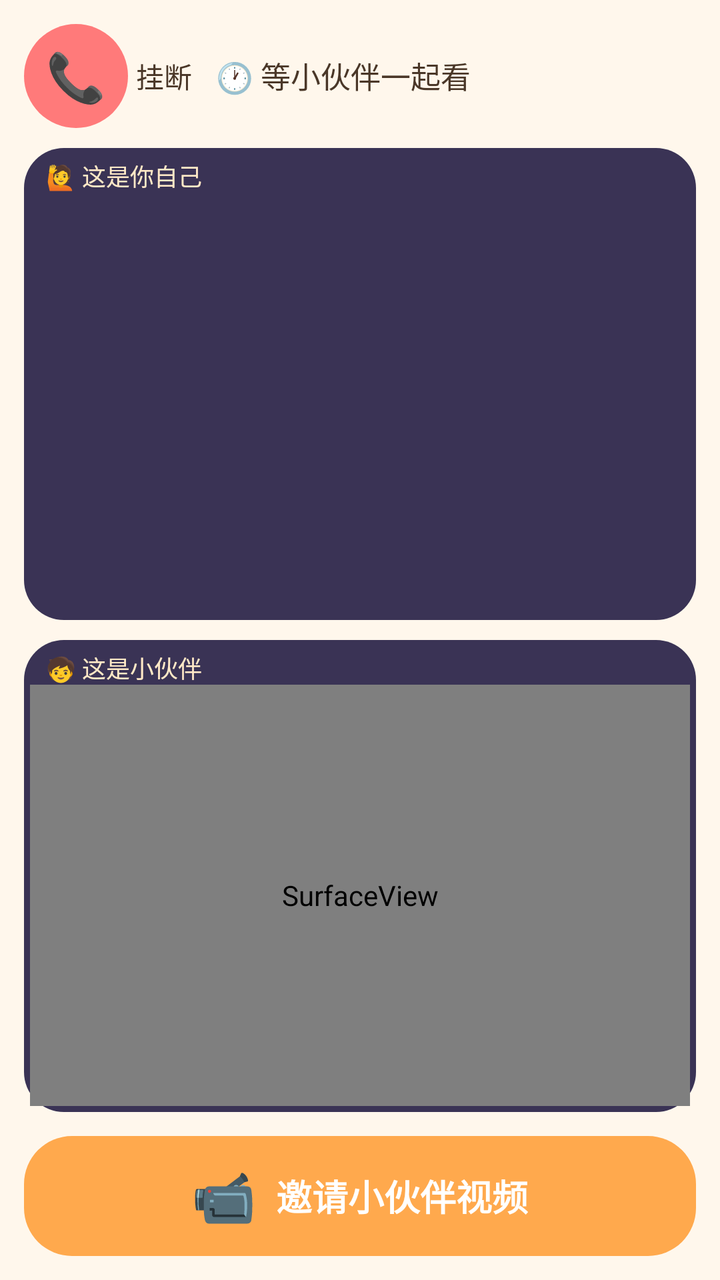
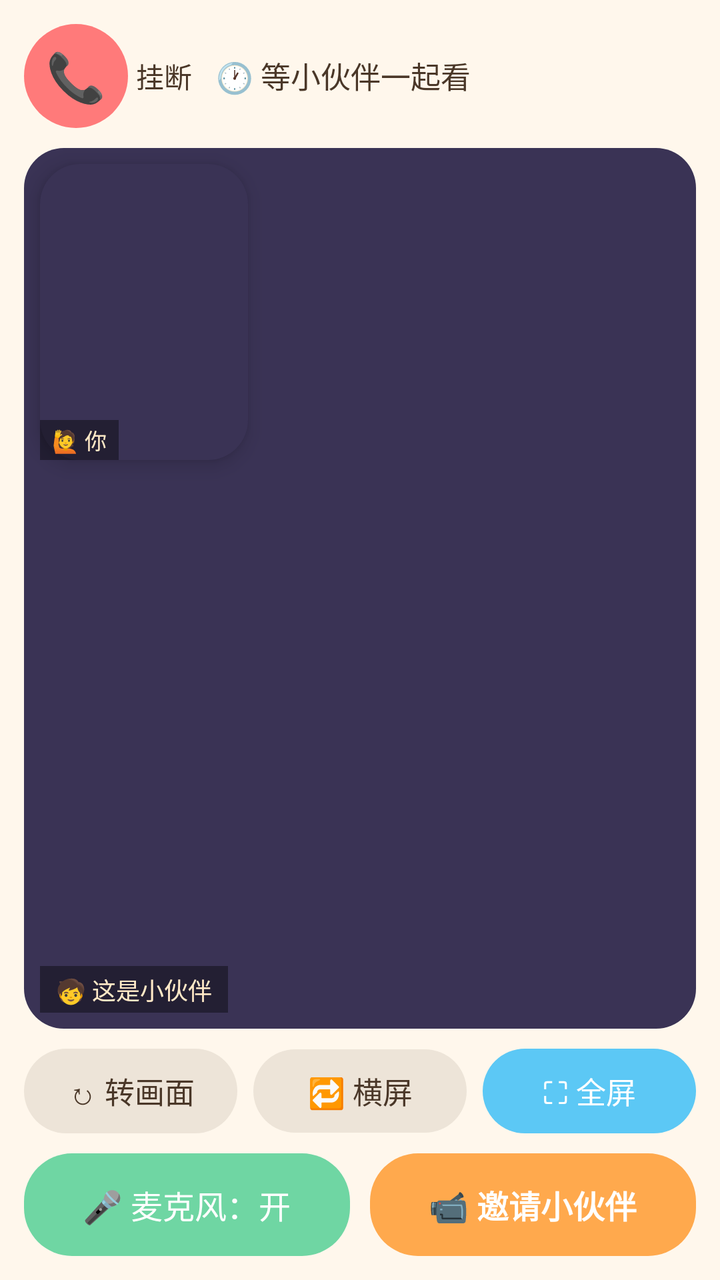

Before-and-after screenshots of an Android layout around one commit, followed by the original layout XML and the change that was made.
<!-- AndroidManifest.xml: application theme Theme.KidsTalk -->
<!-- res/layout/activity_video.xml -->
<?xml version="1.0" encoding="utf-8"?>
<LinearLayout xmlns:android="http://schemas.android.com/apk/res/android"
    android:orientation="vertical"
    android:padding="12dp"
    android:background="@color/kids_bg"
    android:layout_width="match_parent"
    android:layout_height="match_parent">

    <LinearLayout
        android:orientation="horizontal"
        android:gravity="center_vertical"
        android:layout_width="match_parent"
        android:layout_height="wrap_content">

        <FrameLayout
            android:id="@+id/btnVideoBack"
            android:clickable="true"
            android:focusable="true"
            android:foreground="@drawable/ripple_light"
            android:background="@drawable/shape_circle_red"
            android:layout_width="52dp"
            android:layout_height="52dp">

            <TextView
                android:text="📞"
                android:textSize="24sp"
                android:layout_gravity="center"
                android:layout_width="wrap_content"
                android:layout_height="wrap_content" />
        </FrameLayout>

        <TextView
            android:text="挂断"
            android:textSize="14sp"
            android:textColor="@color/kids_text"
            android:layout_marginStart="4dp"
            android:layout_width="wrap_content"
            android:layout_height="wrap_content" />

        <TextView
            android:id="@+id/tvVideoStatus"
            android:text="🕐 等小伙伴一起看"
            android:textSize="15sp"
            android:textColor="@color/kids_text"
            android:layout_marginStart="12dp"
            android:layout_width="match_parent"
            android:layout_height="wrap_content" />
    </LinearLayout>

    <FrameLayout
        android:layout_width="match_parent"
        android:layout_height="0dp"
        android:layout_weight="1"
        android:layout_marginTop="10dp"
        android:background="@drawable/shape_screen">

        <LinearLayout
            android:orientation="vertical"
            android:padding="3dp"
            android:layout_width="match_parent"
            android:layout_height="match_parent">

            <TextView
                android:text="🙋 这是你自己"
                android:textSize="12sp"
                android:textColor="#FFE9C7"
                android:layout_marginStart="8dp"
                android:layout_marginTop="2dp"
                android:layout_width="wrap_content"
                android:layout_height="wrap_content" />

            <TextureView
                android:id="@+id/localPreview"
                android:layout_width="match_parent"
                android:layout_height="match_parent" />
        </LinearLayout>
    </FrameLayout>

    <FrameLayout
        android:layout_width="match_parent"
        android:layout_height="0dp"
        android:layout_weight="1"
        android:layout_marginTop="10dp"
        android:background="@drawable/shape_screen">

        <LinearLayout
            android:orientation="vertical"
            android:padding="3dp"
            android:layout_width="match_parent"
            android:layout_height="match_parent">

            <TextView
                android:text="🧒 这是小伙伴"
                android:textSize="12sp"
                android:textColor="#FFE9C7"
                android:layout_marginStart="8dp"
                android:layout_marginTop="2dp"
                android:layout_width="wrap_content"
                android:layout_height="wrap_content" />

            <SurfaceView
                android:id="@+id/remoteView"
                android:layout_width="match_parent"
                android:layout_height="match_parent" />
        </LinearLayout>
    </FrameLayout>

    <FrameLayout
        android:id="@+id/btnInvite"
        android:clickable="true"
        android:focusable="true"
        android:foreground="@drawable/ripple_light"
        android:background="@drawable/shape_pill_orange"
        android:layout_marginTop="12dp"
        android:layout_width="match_parent"
        android:layout_height="60dp">

        <LinearLayout
            android:orientation="horizontal"
            android:gravity="center"
            android:layout_width="match_parent"
            android:layout_height="match_parent">

            <TextView
                android:text="📹"
                android:textSize="26sp"
                android:layout_width="wrap_content"
                android:layout_height="wrap_content" />

            <TextView
                android:text="邀请小伙伴视频"
                android:textSize="18sp"
                android:textStyle="bold"
                android:textColor="#FFFFFF"
                android:layout_marginStart="10dp"
                android:layout_width="wrap_content"
                android:layout_height="wrap_content" />
        </LinearLayout>
    </FrameLayout>
</LinearLayout>
<!-- resources referenced by this layout -->
<resources>
  <color name="kids_bg">#FFF7EC</color>
  <color name="kids_text">#4A3728</color>
  <!-- drawable ripple_light (drawable) -->
  <?xml version="1.0" encoding="utf-8"?>
  <ripple xmlns:android="http://schemas.android.com/apk/res/android"
      android:color="#59FFFFFF" />
  <!-- drawable shape_circle_red (drawable) -->
  <?xml version="1.0" encoding="utf-8"?>
  <shape xmlns:android="http://schemas.android.com/apk/res/android" android:shape="oval">
      <solid android:color="#FF7A7A" />
  </shape>
  <!-- drawable shape_pill_orange (drawable) -->
  <?xml version="1.0" encoding="utf-8"?>
  <shape xmlns:android="http://schemas.android.com/apk/res/android" android:shape="rectangle">
      <solid android:color="#FFA94D" />
      <corners android:radius="24dp" />
  </shape>
  <!-- drawable shape_screen (drawable) -->
  <?xml version="1.0" encoding="utf-8"?>
  <shape xmlns:android="http://schemas.android.com/apk/res/android" android:shape="rectangle">
      <solid android:color="#3A3355" />
      <corners android:radius="20dp" />
  </shape>
  <style name="Theme.KidsTalk" parent="Theme.Material3.Light.NoActionBar">
          <item name="colorPrimary">@color/c_pink</item>
          <item name="colorPrimaryDark">@color/c_orange_dark</item>
          <item name="colorAccent">@color/c_orange</item>
          <item name="android:colorBackground">@color/kids_bg</item>
          <item name="android:windowBackground">@color/kids_bg</item>
          <item name="android:textColorPrimary">@color/kids_text</item>
          <item name="android:textColorSecondary">@color/kids_text_sub</item>
          <item name="android:statusBarColor">@color/kids_cream</item>
          <item name="android:windowLightStatusBar">true</item>
      </style>
  <color name="c_pink">#FF8FB1</color>
  <color name="c_orange_dark">#F08A24</color>
  <color name="c_orange">#FFA94D</color>
  <color name="kids_text_sub">#9A8874</color>
  <color name="kids_cream">#FFF0D2</color>
</resources>

<!-- the commit's change to res/layout/activity_video.xml (unified diff, before → after) -->
@@ -1,140 +1,208 @@
 <?xml version="1.0" encoding="utf-8"?>
-<LinearLayout xmlns:android="http://schemas.android.com/apk/res/android"
-    android:orientation="vertical"
-    android:padding="12dp"
-    android:background="@color/kids_bg"
+<FrameLayout xmlns:android="http://schemas.android.com/apk/res/android"
+    android:id="@+id/videoRoot"
     android:layout_width="match_parent"
-    android:layout_height="match_parent">
+    android:layout_height="match_parent"
+    android:background="#000000">
 
     <LinearLayout
-        android:orientation="horizontal"
-        android:gravity="center_vertical"
+        android:id="@+id/videoContent"
+        android:orientation="vertical"
+        android:padding="12dp"
+        android:background="@color/kids_bg"
         android:layout_width="match_parent"
-        android:layout_height="wrap_content">
-
+        android:layout_height="match_parent">
+
+        <LinearLayout
+            android:id="@+id/videoTopBar"
+            android:orientation="horizontal"
+            android:gravity="center_vertical"
+            android:layout_width="match_parent"
+            android:layout_height="wrap_content">
+
+            <FrameLayout
+                android:id="@+id/btnVideoBack"
+                android:clickable="true"
+                android:focusable="true"
+                android:foreground="@drawable/ripple_light"
+                android:background="@drawable/shape_circle_red"
+                android:layout_width="52dp"
+                android:layout_height="52dp">
+
+                <TextView
+                    android:text="📞"
+                    android:textSize="24sp"
+                    android:layout_gravity="center"
+                    android:layout_width="wrap_content"
+                    android:layout_height="wrap_content" />
+            </FrameLayout>
+
+            <TextView
+                android:text="挂断"
+                android:textSize="14sp"
+                android:textColor="@color/kids_text"
+                android:layout_marginStart="4dp"
+                android:layout_width="wrap_content"
+                android:layout_height="wrap_content" />
+
+            <TextView
+                android:id="@+id/tvVideoStatus"
+                android:text="🕐 等小伙伴一起看"
+                android:textSize="15sp"
+                android:textColor="@color/kids_text"
+                android:layout_marginStart="12dp"
+                android:layout_width="match_parent"
+                android:layout_height="wrap_content" />
+        </LinearLayout>
+
+        
         <FrameLayout
-            android:id="@+id/btnVideoBack"
-            android:clickable="true"
-            android:focusable="true"
-            android:foreground="@drawable/ripple_light"
-            android:background="@drawable/shape_circle_red"
-            android:layout_width="52dp"
-            android:layout_height="52dp">
-
-            <TextView
-                android:text="📞"
-                android:textSize="24sp"
-                android:layout_gravity="center"
-                android:layout_width="wrap_content"
-                android:layout_height="wrap_content" />
-        </FrameLayout>
-
-        <TextView
-            android:text="挂断"
-            android:textSize="14sp"
-            android:textColor="@color/kids_text"
-            android:layout_marginStart="4dp"
-            android:layout_width="wrap_content"
-            android:layout_height="wrap_content" />
-
-        <TextView
-            android:id="@+id/tvVideoStatus"
-            android:text="🕐 等小伙伴一起看"
-            android:textSize="15sp"
-            android:textColor="@color/kids_text"
-            android:layout_marginStart="12dp"
-            android:layout_width="match_parent"
-            android:layout_height="wrap_content" />
-    </LinearLayout>
-
-    <FrameLayout
-        android:layout_width="match_parent"
-        android:layout_height="0dp"
-        android:layout_weight="1"
-        android:layout_marginTop="10dp"
-        android:background="@drawable/shape_screen">
-
-        <LinearLayout
-            android:orientation="vertical"
-            android:padding="3dp"
-            android:layout_width="match_parent"
-            android:layout_height="match_parent">
-
-            <TextView
-                android:text="🙋 这是你自己"
-                android:textSize="12sp"
-                android:textColor="#FFE9C7"
-                android:layout_marginStart="8dp"
-                android:layout_marginTop="2dp"
-                android:layout_width="wrap_content"
-                android:layout_height="wrap_content" />
+            android:id="@+id/videoStage"
+            android:layout_width="match_parent"
+            android:layout_height="0dp"
+            android:layout_weight="1"
+            android:layout_marginTop="10dp"
+            android:background="@drawable/shape_screen">
 
             <TextureView
-                android:id="@+id/localPreview"
+                android:id="@+id/remoteView"
                 android:layout_width="match_parent"
-                android:layout_height="match_parent" />
-        </LinearLayout>
-    </FrameLayout>
-
-    <FrameLayout
-        android:layout_width="match_parent"
-        android:layout_height="0dp"
-        android:layout_weight="1"
-        android:layout_marginTop="10dp"
-        android:background="@drawable/shape_screen">
-
-        <LinearLayout
-            android:orientation="vertical"
-            android:padding="3dp"
-            android:layout_width="match_parent"
-            android:layout_height="match_parent">
-
-            <TextView
+                android:layout_height="match_parent"
+                android:layout_gravity="center" />
+
+            <TextView
+                android:id="@+id/tvRemoteTag"
                 android:text="🧒 这是小伙伴"
                 android:textSize="12sp"
                 android:textColor="#FFE9C7"
-                android:layout_marginStart="8dp"
-                android:layout_marginTop="2dp"
+                android:background="#66000000"
+                android:paddingHorizontal="8dp"
+                android:paddingVertical="3dp"
+                android:layout_gravity="bottom|start"
+                android:layout_margin="8dp"
                 android:layout_width="wrap_content"
                 android:layout_height="wrap_content" />
 
-            <SurfaceView
-                android:id="@+id/remoteView"
-                android:layout_width="match_parent"
-                android:layout_height="match_parent" />
-        </LinearLayout>
-    </FrameLayout>
-
-    <FrameLayout
-        android:id="@+id/btnInvite"
-        android:clickable="true"
-        android:focusable="true"
-        android:foreground="@drawable/ripple_light"
-        android:background="@drawable/shape_pill_orange"
-        android:layout_marginTop="12dp"
-        android:layout_width="match_parent"
-        android:layout_height="60dp">
-
+            <FrameLayout
+                android:id="@+id/localCard"
+                android:layout_width="104dp"
+                android:layout_height="148dp"
+                android:layout_gravity="top|start"
+                android:layout_margin="8dp"
+                android:background="@drawable/shape_screen"
+                android:elevation="6dp">
+
+                <TextureView
+                    android:id="@+id/localPreview"
+                    android:layout_width="match_parent"
+                    android:layout_height="match_parent"
+                    android:layout_gravity="center" />
+
+                <TextView
+                    android:text="🙋 你"
+                    android:textSize="11sp"
+                    android:textColor="#FFE9C7"
+                    android:background="#66000000"
+                    android:paddingHorizontal="6dp"
+                    android:paddingVertical="2dp"
+                    android:layout_gravity="bottom|start"
+                    android:layout_width="wrap_content"
+                    android:layout_height="wrap_content" />
+            </FrameLayout>
+        </FrameLayout>
+
+        
         <LinearLayout
+            android:id="@+id/videoToolBar"
             android:orientation="horizontal"
             android:gravity="center"
-            android:layout_width="match_parent"
-            android:layout_height="match_parent">
-
-            <TextView
-                android:text="📹"
-                android:textSize="26sp"
-                android:layout_width="wrap_content"
-                android:layout_height="wrap_content" />
-
-            <TextView
-                android:text="邀请小伙伴视频"
-                android:textSize="18sp"
+            android:layout_marginTop="10dp"
+            android:layout_width="match_parent"
+            android:layout_height="wrap_content">
+
+            <TextView
+                android:id="@+id/btnRotate"
+                android:text="↻ 转画面"
+                android:textSize="15sp"
+                android:textColor="@color/kids_text"
+                android:background="@drawable/shape_pill_gray"
+                android:gravity="center"
+                android:clickable="true"
+                android:focusable="true"
+                android:paddingVertical="10dp"
+                android:layout_width="0dp"
+                android:layout_weight="1"
+                android:layout_height="wrap_content" />
+
+            <TextView
+                android:id="@+id/btnOrientation"
+                android:text="🔁 横屏"
+                android:textSize="15sp"
+                android:textColor="@color/kids_text"
+                android:background="@drawable/shape_pill_gray"
+                android:gravity="center"
+                android:clickable="true"
+                android:focusable="true"
+                android:paddingVertical="10dp"
+                android:layout_marginStart="8dp"
+                android:layout_width="0dp"
+                android:layout_weight="1"
+                android:layout_height="wrap_content" />
+
+            <TextView
+                android:id="@+id/btnFullscreen"
+                android:text="⛶ 全屏"
+                android:textSize="15sp"
+                android:textColor="#FFFFFF"
+                android:background="@drawable/shape_pill_blue"
+                android:gravity="center"
+                android:clickable="true"
+                android:focusable="true"
+                android:paddingVertical="10dp"
+                android:layout_marginStart="8dp"
+                android:layout_width="0dp"
+                android:layout_weight="1"
+                android:layout_height="wrap_content" />
+        </LinearLayout>
+
+        
+        <LinearLayout
+            android:id="@+id/videoBottomBar"
+            android:orientation="horizontal"
+            android:gravity="center"
+            android:layout_marginTop="10dp"
+            android:layout_width="match_parent"
+            android:layout_height="wrap_content">
+
+            <TextView
+                android:id="@+id/btnMic"
+                android:text="🎤 麦克风：开"
+                android:textSize="16sp"
+                android:textColor="#FFFFFF"
+                android:background="@drawable/shape_pill_green"
+                android:gravity="center"
+                android:clickable="true"
+                android:focusable="true"
+                android:paddingVertical="14dp"
+                android:layout_width="0dp"
+                android:layout_weight="1"
+                android:layout_height="wrap_content" />
+
+            <TextView
+                android:id="@+id/btnInvite"
+                android:text="📹 邀请小伙伴"
+                android:textSize="16sp"
                 android:textStyle="bold"
                 android:textColor="#FFFFFF"
+                android:background="@drawable/shape_pill_orange"
+                android:gravity="center"
+                android:clickable="true"
+                android:focusable="true"
+                android:paddingVertical="14dp"
                 android:layout_marginStart="10dp"
-                android:layout_width="wrap_content"
+                android:layout_width="0dp"
+                android:layout_weight="1"
                 android:layout_height="wrap_content" />
         </LinearLayout>
-    </FrameLayout>
-</LinearLayout>
+    </LinearLayout>
+</FrameLayout>
<!-- resource entries referenced after the edit -->
@@ -10,6 +10,24 @@
   <?xml version="1.0" encoding="utf-8"?>
   <shape xmlns:android="http://schemas.android.com/apk/res/android" android:shape="oval">
       <solid android:color="#FF7A7A" />
+  </shape>
+  <!-- drawable shape_pill_blue (drawable) -->
+  <?xml version="1.0" encoding="utf-8"?>
+  <shape xmlns:android="http://schemas.android.com/apk/res/android" android:shape="rectangle">
+      <solid android:color="#5CC8F5" />
+      <corners android:radius="28dp" />
+  </shape>
+  <!-- drawable shape_pill_gray (drawable) -->
+  <?xml version="1.0" encoding="utf-8"?>
+  <shape xmlns:android="http://schemas.android.com/apk/res/android" android:shape="rectangle">
+      <solid android:color="#EDE4D8" />
+      <corners android:radius="24dp" />
+  </shape>
+  <!-- drawable shape_pill_green (drawable) -->
+  <?xml version="1.0" encoding="utf-8"?>
+  <shape xmlns:android="http://schemas.android.com/apk/res/android" android:shape="rectangle">
+      <solid android:color="#6FD6A3" />
+      <corners android:radius="24dp" />
   </shape>
   <!-- drawable shape_pill_orange (drawable) -->
   <?xml version="1.0" encoding="utf-8"?>
